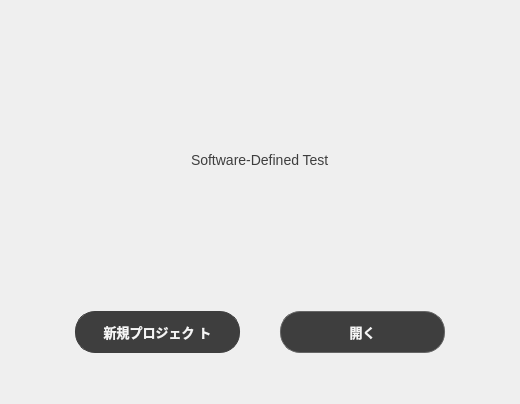
First picture: the form in src/main/python/view/ui/startup.ui, repository RUTILEA/SDTest, before the edit.
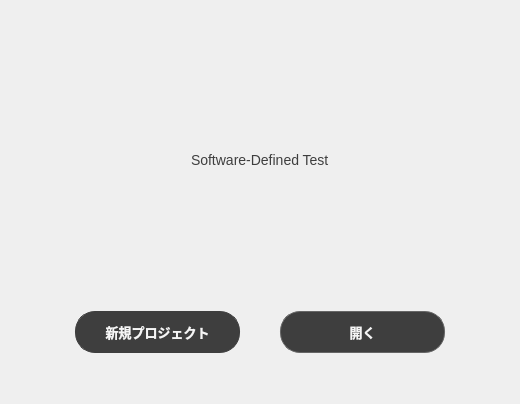
Second picture: the form after the edit. Icons and pictures are not drawn.

Diff of the .ui file:
```diff
--- a/src/main/python/view/ui/startup.ui
+++ b/src/main/python/view/ui/startup.ui
@@ -278,7 +278,7 @@
           </size>
          </property>
          <property name="text">
-          <string>新規プロジェク ト</string>
+          <string>新規プロジェクト</string>
          </property>
          <property name="icon">
           <iconset resource="../../qrc/icon.qrc">
```
